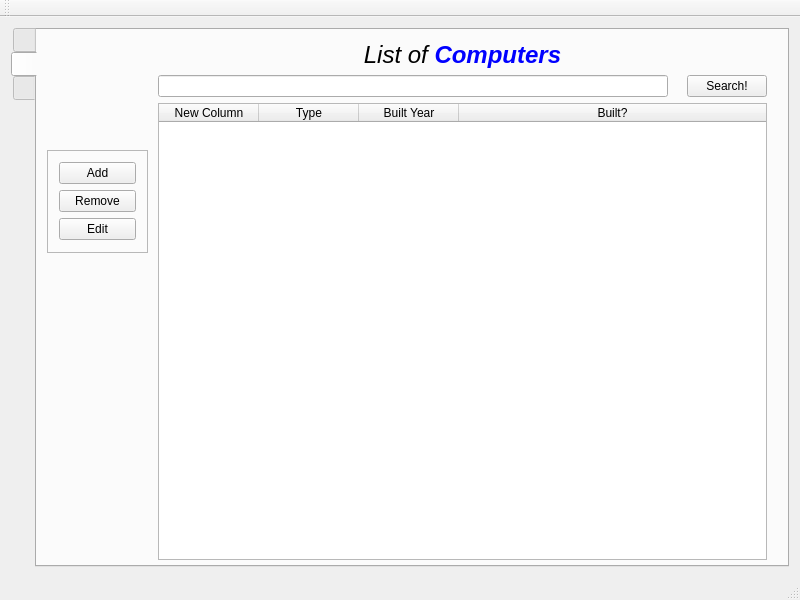
VLN-H7/Skil3, file ui/computerscientists.ui: the form before one commit.
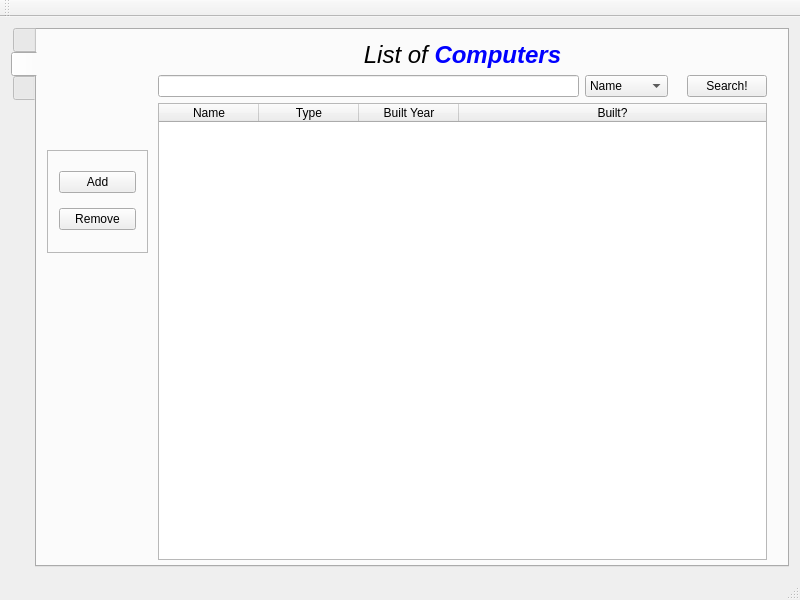
The form after the commit. The open tabs and pages were chosen to show the change. Icons and pictures are not drawn.

Commit message: Added computer and scientist search

Diff of the .ui file:
```diff
--- a/ui/computerscientists.ui
+++ b/ui/computerscientists.ui
@@ -255,6 +255,30 @@
            <item>
             <widget class="QLineEdit" name="editComputerSearch"/>
            </item>
+           <item>
+            <widget class="QComboBox" name="comboComputerSearch">
+             <item>
+              <property name="text">
+               <string>Name</string>
+              </property>
+             </item>
+             <item>
+              <property name="text">
+               <string>Type</string>
+              </property>
+             </item>
+             <item>
+              <property name="text">
+               <string>Built Year</string>
+              </property>
+             </item>
+             <item>
+              <property name="text">
+               <string>Built?</string>
+              </property>
+             </item>
+            </widget>
+           </item>
            <item>
             <widget class="QLabel" name="label_8">
              <property name="text">
@@ -289,7 +313,7 @@
              </attribute>
              <column>
               <property name="text">
-               <string>New Column</string>
+               <string>Name</string>
               </property>
              </column>
              <column>
@@ -370,13 +394,6 @@
            </property>
           </widget>
          </item>
-         <item>
-          <widget class="QPushButton" name="btnEditComputer">
-           <property name="text">
-            <string>Edit</string>
-           </property>
-          </widget>
-         </item>
         </layout>
        </widget>
       </widget>
```
Left out of the diff: 43 changed lines with no effect on the pictures. The commit also changes 4 other files.
